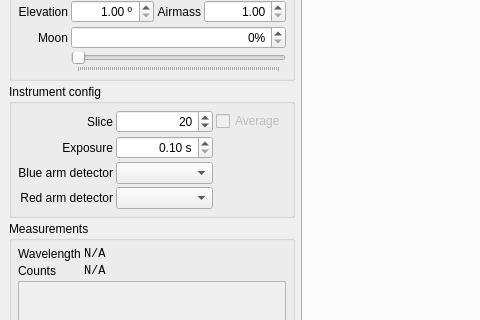
Qt form CalGUI/MainWindow.ui (HARMONI-CAB/TARSIS-ETC) before a commit; both pictures show x 0 to 480 and y 150 to 470 of the 1070 by 657 pixel window.
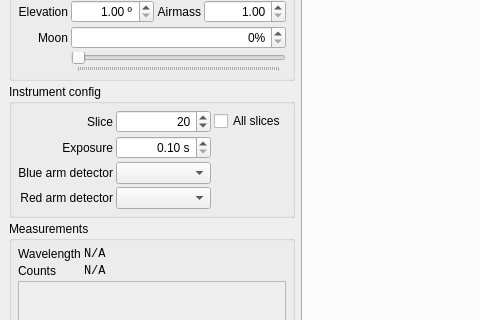
The same form after that commit. Icons and pictures are not drawn.

Commit message: Draw all slices at once

Diff of the .ui file:
```diff
--- a/CalGUI/MainWindow.ui
+++ b/CalGUI/MainWindow.ui
@@ -438,7 +438,7 @@
        <item row="0" column="2">
         <widget class="QCheckBox" name="averageSpinBox">
          <property name="enabled">
-          <bool>false</bool>
+          <bool>true</bool>
          </property>
          <property name="sizePolicy">
           <sizepolicy hsizetype="Fixed" vsizetype="Fixed">
@@ -447,7 +447,7 @@
           </sizepolicy>
          </property>
          <property name="text">
-          <string>Average</string>
+          <string>All slices</string>
          </property>
         </widget>
        </item>
```
Left out of the diff: 2 changed lines with no effect on the pictures. The commit also changes 4 other files.
